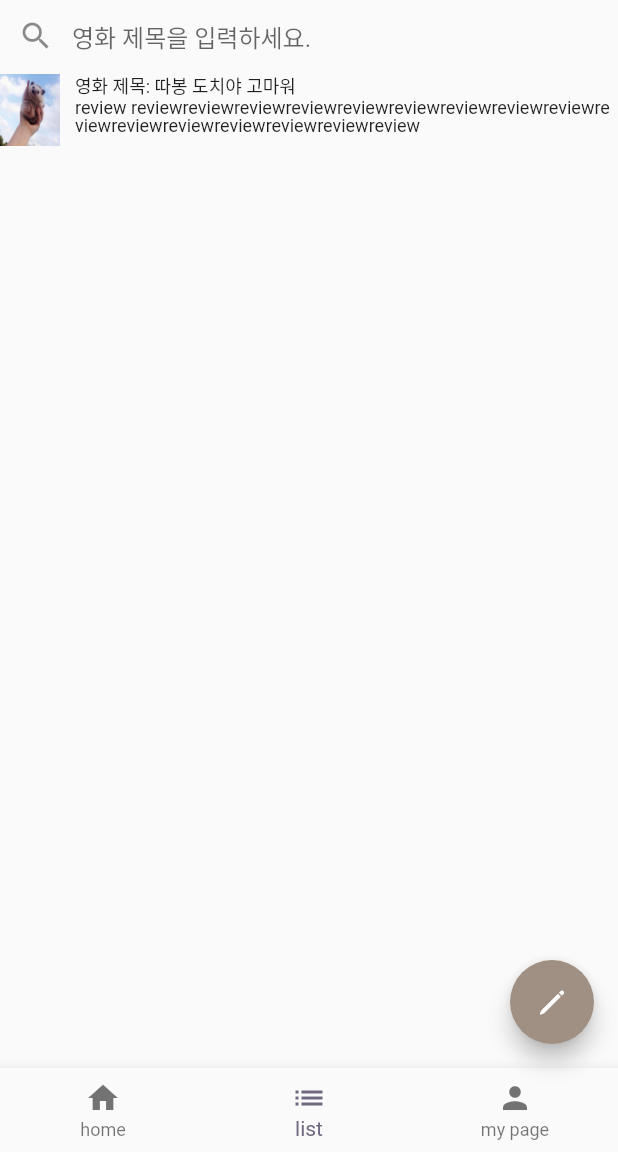
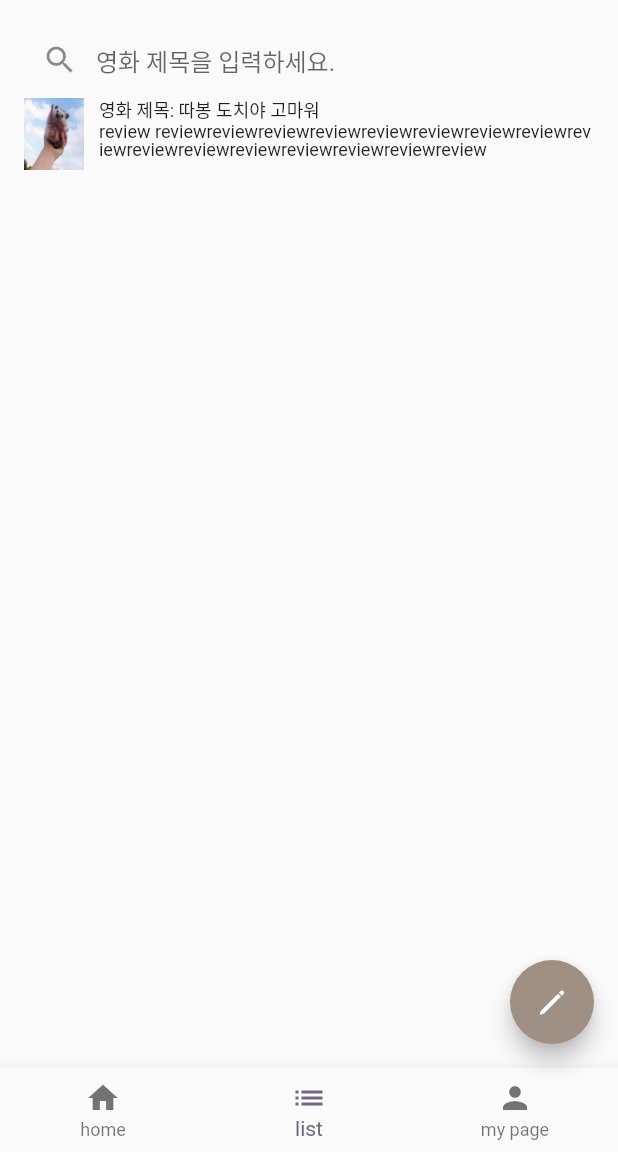
Before and after one commit to page1597/movie_review, a Flutter app: the screen it shows after launch, swiped to page 2, on a phone screen of 412 x 824 dp, the part 84-1236 px from its top. Run offline on Flutter 3.47's test engine with Material 2 defaults, Android fonts, the phone set to English and light mode, and no system bars; Roboto replaces fonts that are missing (GowunDodum).

Commit message:
Update list_page.dart

```diff
--- a/lib/list_page.dart
+++ b/lib/list_page.dart
@@ -22,11 +22,14 @@ class _ListPageState extends State<ListPage> {
               'review reviewreviewreviewreviewreviewreviewreviewreviewreviewreviewreviewreviewreviewreviewreviewreview',
           star: 5),
     ];
-    return ListView(
-      children: [
-        const SearchBarComponent(placeholder: '영화 제목을 입력하세요.'),
-        reviewSearchComponent(movie: movie, me: false)
-      ],
+    return Padding(
+      padding: const EdgeInsets.all(16.0),
+      child: ListView(
+        children: [
+          const SearchBarComponent(placeholder: '영화 제목을 입력하세요.'),
+          reviewSearchComponent(movie: movie, me: false)
+        ],
+      ),
     );
   }
 }
```
